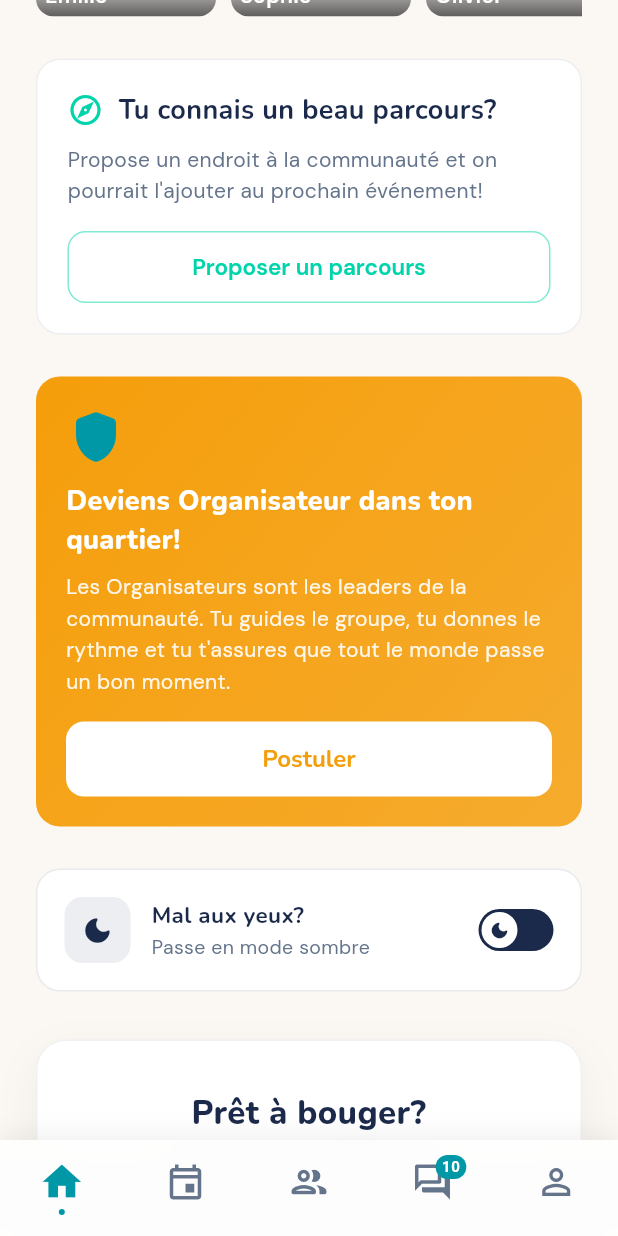
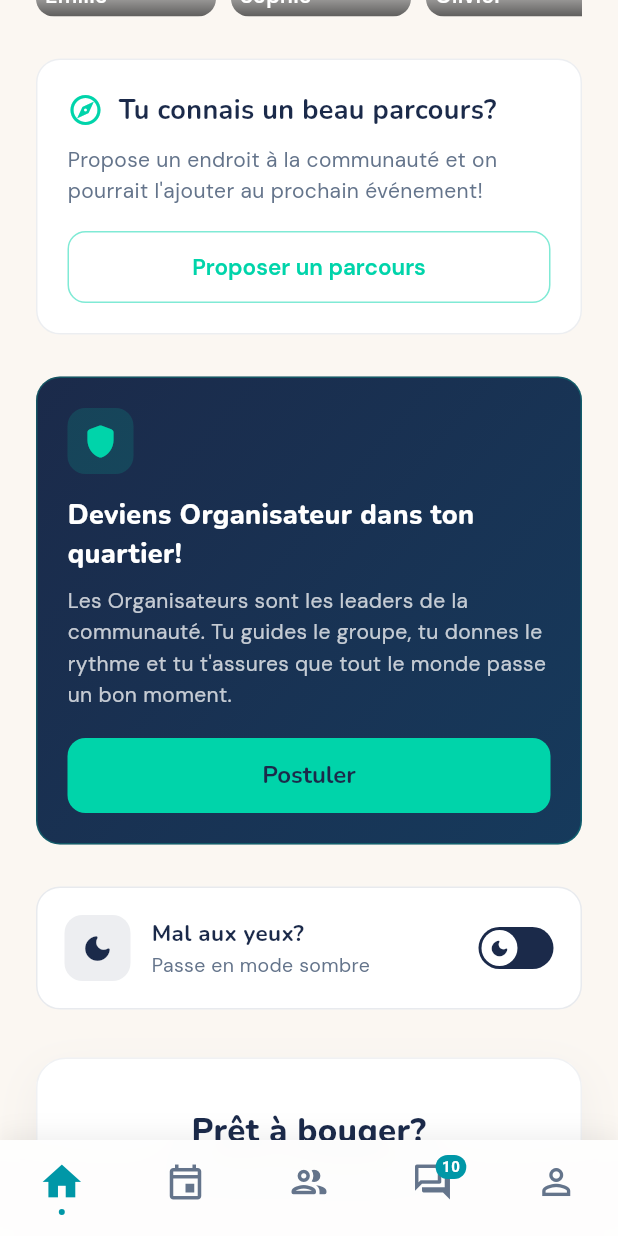
Before and after one commit to vincent-cantin-bellemare/yapigo, a Flutter app: the screen it shows after launch, scrolled down 2880 dp, on a phone screen of 412 x 824 dp. Run offline on Flutter 3.47's test engine with Material 3 defaults, Android fonts, the light colour scheme and no system bars; drawn by our look-alikes of flutter_animate; our stand-ins replace confetti, google_fonts, package_info_plus, share_plus, shimmer, smooth_page_indicator and 1 more; accounts and stored records are empty; network calls fail.

Commit message:
Refactor _BecomeOrganizerCard: Update gradient colors, enhance icon styling, and adjust text opacity for improved UI consistency.

```diff
--- a/apps/mobile/lib/screens/home/home_screen.dart
+++ b/apps/mobile/lib/screens/home/home_screen.dart
@@ -2788,20 +2788,32 @@ class _BecomeOrganizerCard extends StatelessWidget {
       padding: const EdgeInsets.all(20),
       decoration: BoxDecoration(
         borderRadius: BorderRadius.circular(16),
-        gradient: LinearGradient(
+        gradient: const LinearGradient(
           begin: Alignment.topLeft,
           end: Alignment.bottomRight,
           colors: [
-            AppTheme.warning,
-            AppTheme.warning.withValues(alpha: 0.85),
+            AppTheme.navy,
+            Color(0xFF163A5C),
           ],
+        ),
+        border: Border.all(
+          color: AppTheme.teal.withValues(alpha: 0.25),
+          width: 1,
         ),
       ),
       child: Column(
         crossAxisAlignment: CrossAxisAlignment.start,
         children: [
-          Icon(Icons.shield_rounded, size: 40, color: AppTheme.ocean),
-          const SizedBox(height: 10),
+          Container(
+            width: 44,
+            height: 44,
+            decoration: BoxDecoration(
+              color: AppTheme.teal.withValues(alpha: 0.15),
+              borderRadius: BorderRadius.circular(12),
+            ),
+            child: const Icon(Icons.shield_rounded, size: 26, color: AppTheme.teal),
+          ),
+          const SizedBox(height: 14),
           Text(
             'Deviens Organisateur dans ton quartier!',
             style: GoogleFonts.nunito(
@@ -2816,11 +2828,11 @@ class _BecomeOrganizerCard extends StatelessWidget {
             'tu donnes le rythme et tu t\'assures que tout le monde passe un bon moment.',
             style: GoogleFonts.dmSans(
               fontSize: 14,
-              color: Colors.white.withValues(alpha: 0.9),
+              color: Colors.white.withValues(alpha: 0.75),
               height: 1.5,
             ),
           ),
-          const SizedBox(height: 16),
+          const SizedBox(height: 18),
           SizedBox(
             width: double.infinity,
             child: ElevatedButton(
@@ -2834,8 +2846,8 @@ class _BecomeOrganizerCard extends StatelessWidget {
                 );
               },
               style: ElevatedButton.styleFrom(
-                backgroundColor: Colors.white,
-                foregroundColor: AppTheme.warning,
+                backgroundColor: AppTheme.teal,
+                foregroundColor: AppTheme.navy,
                 padding: const EdgeInsets.symmetric(vertical: 14),
                 shape: RoundedRectangleBorder(
                   borderRadius: BorderRadius.circular(12),
```
